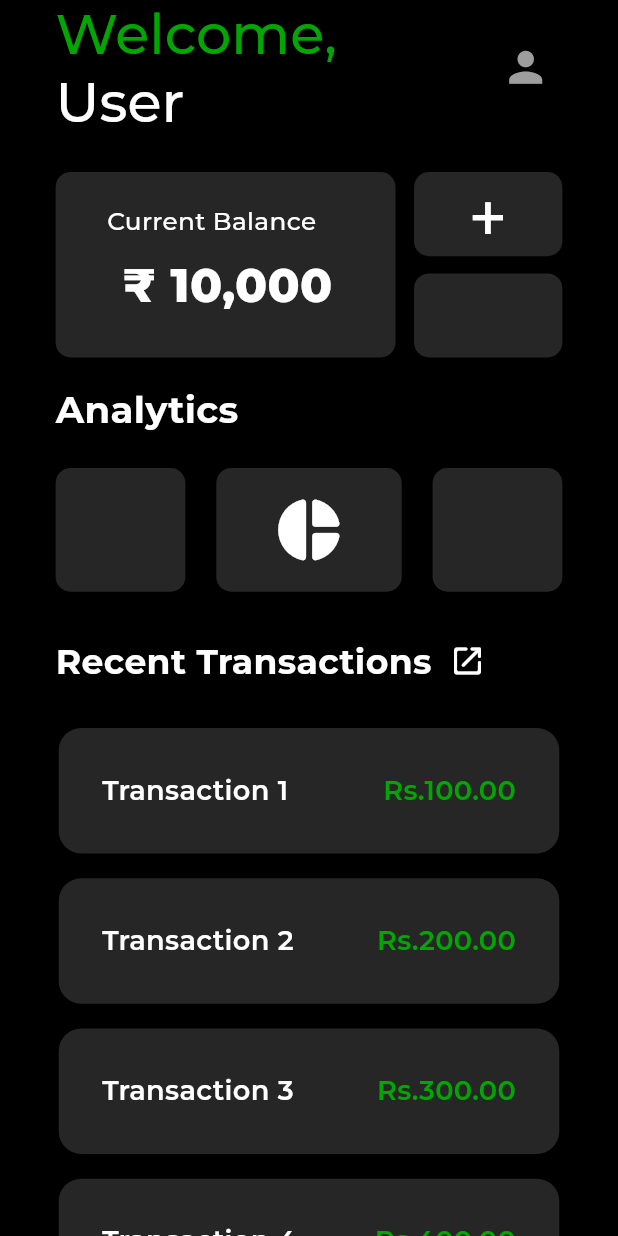
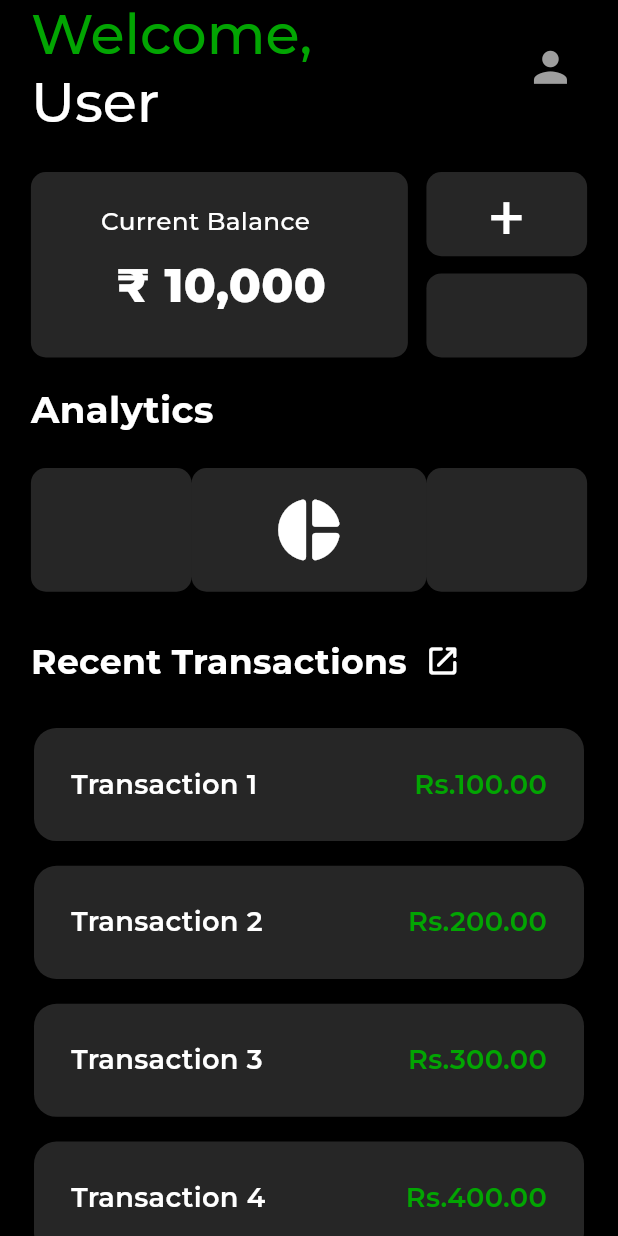
Before and after one commit to 4242x/ExSpend, a Flutter app: the screen it shows after launch, after a tap on the "person" icon, on a phone screen of 412 x 824 dp. Run offline on Flutter 3.47's test engine with Material 3 defaults, Android fonts, the phone set to English and light mode, and no system bars; our stand-ins replace firebase_auth, firebase_core, fl_chart; accounts and stored records are empty.

Commit message:
ui changes in HomeScreen

```diff
--- a/lib/screen/home_screen.dart
+++ b/lib/screen/home_screen.dart
@@ -41,12 +41,11 @@ class _HomeScreenState extends State<HomeScreen> {
     double scrHeight = MediaQuery.sizeOf(context).height;
     return Scaffold(
       extendBodyBehindAppBar: true,
-
       backgroundColor: const Color.fromARGB(255, 0, 0, 0),
       body: SafeArea(
         child: Padding(
           padding: EdgeInsets.symmetric(
-            horizontal: scrWidth * 0.09,
+            horizontal: scrWidth * 0.05,
             vertical: 0,
           ),
           child: Column(
@@ -60,9 +59,9 @@ class _HomeScreenState extends State<HomeScreen> {
                       style: TextStyle(
                         fontSize: scrHeight * 0.045,
                         fontFamily: 'Montserrat',
-                        fontVariations: [FontVariation('wght', 500)],
+                        fontVariations: const [FontVariation('wght', 500)],
                       ),
-                      children: [
+                      children: const [
                         TextSpan(
                           text: 'Welcome,\n',
                           style: TextStyle(
@@ -82,8 +81,11 @@ class _HomeScreenState extends State<HomeScreen> {
                       ],
                     ),
                   ),
-                 IconButton(onPressed: (){
-                 }, iconSize: scrHeight*0.04, color: Colors.grey ,icon: Icon(Icons.person))
+                  IconButton(
+                      onPressed: () {},
+                      iconSize: scrHeight * 0.04,
+                      color: Colors.grey,
+                      icon: const Icon(Icons.person))
                 ],
               ),
               SizedBox(height: scrHeight * 0.03),
@@ -97,9 +99,9 @@ class _HomeScreenState extends State<HomeScreen> {
                       scrHeight * 0.01,
                     ),
                     height: scrHeight * 0.15,
-                    width: scrWidth * 0.55,
+                    width: scrWidth * 0.61,
                     decoration: BoxDecoration(
-                      color: Color.fromARGB(38, 255, 255, 255),
+                      color: const Color.fromARGB(38, 255, 255, 255),
                       borderRadius: BorderRadius.circular(10),
                     ),
                     child: Column(
@@ -109,7 +111,7 @@ class _HomeScreenState extends State<HomeScreen> {
                           style: TextStyle(
                             fontSize: scrHeight * 0.02,
                             fontFamily: 'Montserrat',
-                            fontVariations: [FontVariation('wght', 500)],
+                            fontVariations: const [FontVariation('wght', 500)],
                             color: Colors.white,
                           ),
                         ),
@@ -125,7 +127,7 @@ class _HomeScreenState extends State<HomeScreen> {
                             style: TextStyle(
                               fontSize: scrHeight * 0.038,
                               fontFamily: 'Montserrat',
-                              fontVariations: [FontVariation('wght', 800)],
+                              fontVariations: const [FontVariation('wght', 800)],
                               color: Colors.white,
                             ),
                           ),
@@ -145,9 +147,9 @@ class _HomeScreenState extends State<HomeScreen> {
                         ),
                         child: Container(
                           height: scrHeight * 0.068,
-                          width: scrWidth * 0.24,
+                          width: scrWidth * 0.26,
                           decoration: BoxDecoration(
-                            color: Color.fromARGB(38, 255, 255, 255),
+                            color: const Color.fromARGB(38, 255, 255, 255),
                             borderRadius: BorderRadius.circular(10),
                           ),
                           child: Center(
@@ -164,10 +166,10 @@ class _HomeScreenState extends State<HomeScreen> {
                       ),
                       SizedBox(height: scrHeight * 0.014),
                       Container(
-                        width: scrWidth * 0.24,
+                        width: scrWidth * 0.26,
                         height: scrHeight * 0.068,
                         decoration: BoxDecoration(
-                          color: Color.fromARGB(38, 255, 255, 255),
+                          color: const Color.fromARGB(38, 255, 255, 255),
                           borderRadius: BorderRadius.circular(10),
                         ),
                         child: Column(),
@@ -182,36 +184,35 @@ class _HomeScreenState extends State<HomeScreen> {
                 style: TextStyle(
                   fontSize: scrHeight * 0.03,
                   fontFamily: 'Montserrat',
-                  fontVariations: [FontVariation('wght', 700)],
+                  fontVariations: const [FontVariation('wght', 700)],
                   color: Colors.white,
                 ),
               ),
               SizedBox(height: scrHeight * 0.027),
-
               Row(
                 mainAxisAlignment: MainAxisAlignment.spaceBetween,
                 children: [
                   Container(
-                    width: scrWidth * 0.21,
+                    width: scrWidth * 0.26,
                     height: scrHeight * 0.1,
                     decoration: BoxDecoration(
-                      color: Color.fromARGB(38, 255, 255, 255),
+                      color: const Color.fromARGB(38, 255, 255, 255),
                       borderRadius: BorderRadius.circular(10),
                     ),
                     child: Column(),
                   ),
                   GestureDetector(
                     onTap: () => Navigator.push(
-                        context,
-                        MaterialPageRoute(
-                          builder: (context) => AnalyticsScreen(),
-                        ),
+                      context,
+                      MaterialPageRoute(
+                        builder: (context) => const AnalyticsScreen(),
                       ),
+                    ),
                     child: Container(
-                      width: scrWidth * 0.3,
+                      width: scrWidth * 0.38,
                       height: scrHeight * 0.1,
                       decoration: BoxDecoration(
-                        color: Color.fromARGB(38, 255, 255, 255),
+                        color: const Color.fromARGB(38, 255, 255, 255),
                         borderRadius: BorderRadius.circular(10),
                       ),
                       child: Icon(
@@ -222,10 +223,10 @@ class _HomeScreenState extends State<HomeScreen> {
                     ),
                   ),
                   Container(
-                    width: scrWidth * 0.21,
+                    width: scrWidth * 0.26,
                     height: scrHeight * 0.1,
                     decoration: BoxDecoration(
-                      color: Color.fromARGB(38, 255, 255, 255),
+                      color: const Color.fromARGB(38, 255, 255, 255),
                       borderRadius: BorderRadius.circular(10),
                     ),
                     child: Column(),
@@ -240,7 +241,7 @@ class _HomeScreenState extends State<HomeScreen> {
                     style: TextStyle(
                       fontSize: scrHeight * 0.028,
                       fontFamily: 'Montserrat',
-                      fontVariations: [FontVariation('wght', 700)],
+                      fontVariations: const [FontVariation('wght', 700)],
                       color: Colors.white,
                     ),
                   ),
@@ -253,12 +254,12 @@ class _HomeScreenState extends State<HomeScreen> {
                         ),
                       );
                     },
-                    icon: Icon(Icons.open_in_new_rounded, color: Colors.white),
+                    icon: const Icon(Icons.open_in_new_rounded, color: Colors.white),
                   ),
                 ],
               ),
               SizedBox(height: scrHeight * 0.015),
-                          Flexible(
+              Flexible(
                 child: ListView.builder(
                   itemCount: 5,
                   itemBuilder: (context, index) {
@@ -267,7 +268,7 @@ class _HomeScreenState extends State<HomeScreen> {
                         horizontal: scrWidth * 0.005,
                         vertical: scrHeight * 0.01,
                       ),
-                      padding: EdgeInsets.all(scrWidth * 0.07),
+                      padding: EdgeInsets.all(scrWidth * 0.06),
                       decoration: BoxDecoration(
                         color: const Color.fromARGB(38, 255, 255, 255),
                         borderRadius: BorderRadius.circular(15),
@@ -281,7 +282,7 @@ class _HomeScreenState extends State<HomeScreen> {
                               fontSize: scrHeight * 0.022,
                               fontFamily: 'Montserrat',
                               color: Colors.white,
-                              fontVariations: [FontVariation('wght', 600)],
+                              fontVariations: const [FontVariation('wght', 600)],
                             ),
                           ),
                           Text(
@@ -290,7 +291,7 @@ class _HomeScreenState extends State<HomeScreen> {
                               fontSize: scrHeight * 0.022,
                               color: const Color.fromARGB(255, 2, 165, 2),
                               fontFamily: 'Montserrat',
-                              fontVariations: [FontVariation('wght', 600)],
+                              fontVariations: const [FontVariation('wght', 600)],
                             ),
                           ),
                         ],
```
